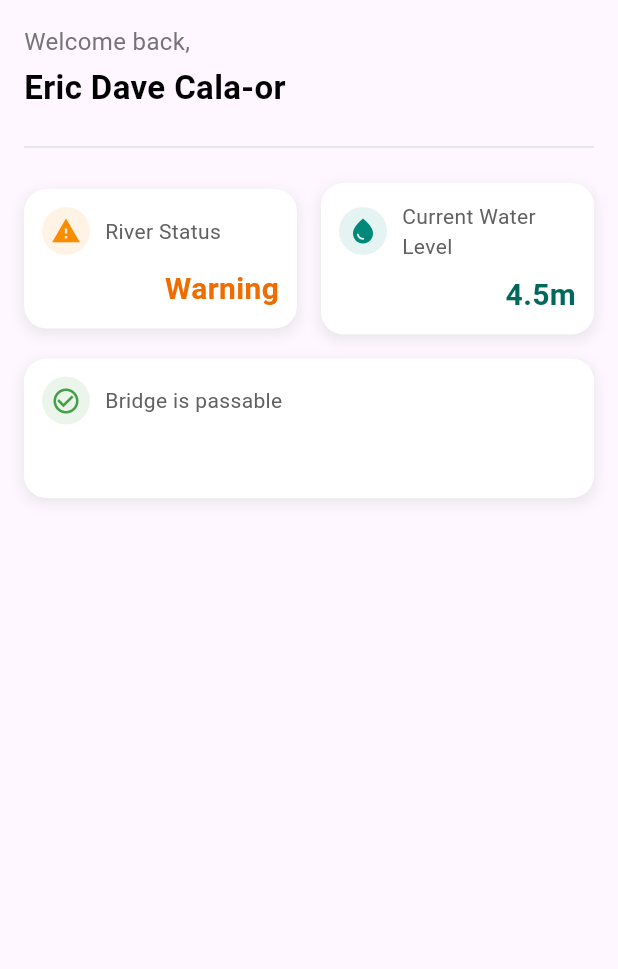
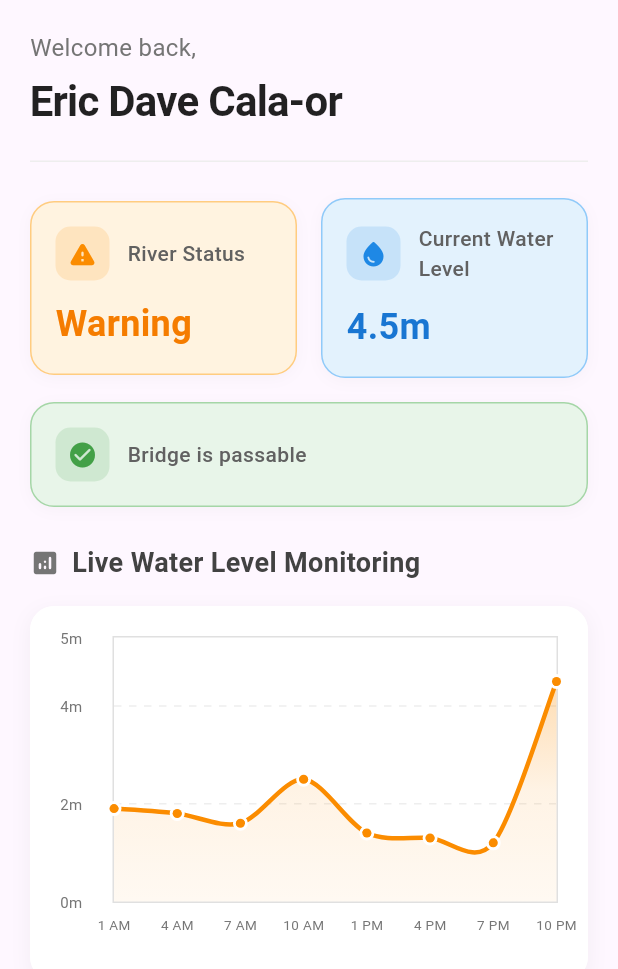
Before and after one commit to DevDotSudo/FloodMonitoringAndroidV1, a Flutter app: the HomePage widget shown alone on an empty page, opened directly, on a phone screen of 412 x 824 dp. Shown: the top 969 px of the screen. Run offline on Flutter 3.47's test engine with Material 3 defaults, Android fonts, the phone set to English and light mode, and no system bars; drawn by our look-alikes of fl_chart; our stand-ins replace cloud_firestore, firebase_auth, firebase_core, flutter_svg, google_sign_in; missing offline and left inert: bcrypt, encrypt; accounts and stored records are empty.

Commit message:
Updated Flood Monitoring July 17, 2025

```diff
--- /dev/null
+++ b/lib/model/water_level_data.dart
@@ -0,0 +1,32 @@
+class WaterLevelDataPoint {
+  final String time;
+  final double level;
+  final String status;
+
+  WaterLevelDataPoint({
+    required this.time,
+    required this.level,
+    required this.status,
+  });
+
+  static double getCurrentWaterLevel() {
+    if (dummyHourlyData.isEmpty) return 0.0;
+    return dummyHourlyData.last.level;
+  }
+
+  static String getWaterStatus() {
+    if (dummyHourlyData.isEmpty) return 'No readings.';
+    return dummyHourlyData.last.status;
+  }
+
+  static List<WaterLevelDataPoint> dummyHourlyData = [
+    WaterLevelDataPoint(time: '1 AM', level: 1.9, status: 'Normal'),
+    WaterLevelDataPoint(time: '4 AM', level: 1.8, status: 'Normal'),
+    WaterLevelDataPoint(time: '7 AM', level: 1.6, status: 'Normal'),
+    WaterLevelDataPoint(time: '10 AM', level: 2.5, status: 'Warning'),
+    WaterLevelDataPoint(time: '1 PM', level: 1.4, status: 'Normal'),
+    WaterLevelDataPoint(time: '4 PM', level: 1.3, status: 'Normal'),
+    WaterLevelDataPoint(time: '7 PM', level: 1.2, status: 'Normal'),
+    WaterLevelDataPoint(time: '10 PM', level: 4.5, status: 'Warning'),
+  ];
+}
--- a/lib/views/main_screen.dart
+++ b/lib/views/main_screen.dart
@@ -35,8 +35,8 @@ class _MainScreenState extends State<MainScreen> {
           'Flood Monitoring',
           style: TextStyle(
             color: Colors.white,
-            fontWeight: FontWeight.w700,
-            fontSize: 28,
+            fontWeight: FontWeight.w600,
+            fontSize: 22,
             ),
           ),
         backgroundColor: Color(0xFF3F51B5), // Matches the dark background
@@ -59,7 +59,7 @@ class _MainScreenState extends State<MainScreen> {
         ],
         currentIndex: _selectedIndex,
         selectedItemColor: Color(0xFF7B91FF), // A lighter blue/purple for selected, from login button
-        unselectedItemColor: Colors.white54, // Lighter gray for unselected
+        unselectedItemColor: const Color.fromARGB(255, 255, 255, 255), // Lighter gray for unselected
         onTap: _onItemTapped,
         backgroundColor:  Color(0xFF3F51B5), // Matches the dark background
         type: BottomNavigationBarType.fixed, // Ensures all items are visible
--- a/lib/views/screens/home_page.dart
+++ b/lib/views/screens/home_page.dart
@@ -1,162 +1,239 @@
+import 'package:flood_monitoring_android/model/water_level_data.dart';
+import 'package:flood_monitoring_android/views/widgets/water_level_graph.dart';
 import 'package:flutter/material.dart';
 
 class HomePage extends StatelessWidget {
-  const HomePage({super.key}); // Added const constructor
+  const HomePage({super.key});
 
   @override
   Widget build(BuildContext context) {
     return SingleChildScrollView(
-      padding: const EdgeInsets.all(16.0),
+      padding: const EdgeInsets.all(20.0),
       child: Column(
         crossAxisAlignment: CrossAxisAlignment.start,
         children: [
-          Padding(
-            padding: const EdgeInsets.only(left: 0, top: 0, bottom: 4.0), // Smaller bottom padding
-            child: Text(
-              'Welcome back,',
-              style: TextStyle(
-                fontSize: 16, // Smaller font size
-                color: Colors.grey[600],
-              ),
-            ),
-          ),
-          Padding(
-            padding: const EdgeInsets.only(left: 0, bottom: 16.0), // Smaller bottom padding
-            child: Text(
-              'Eric Dave Cala-or',
-              style: TextStyle(
-                fontSize: 22, // Smaller font size
-                fontWeight: FontWeight.bold,
-                color: Colors.black,
-              ),
-            ),
-          ),
-          Divider( // Add a divider like in the picture
-            color: Colors.grey[300],
-            thickness: 1,
-            indent: 0,
-            endIndent: 0,
-          ),
-          SizedBox(height: 16), // Spacing after the welcome section
+          // Welcome Section with better spacing
+          _buildWelcomeSection(),
 
-          // Changed from Column to Row to place the cards side-by-side
-          Row(
-            children: [
-              Expanded(
-                // River Status card
-                child: _buildDashboardCard(
-                  context,
-                  icon: Icons.warning, // Icon for River Status
-                  iconColor: Colors.orange.shade600,
-                  title: 'River Status', // Changed title
-                  value: 'Warning', // Value for River Status
-                  valueColor: Colors.orange.shade800,
-                  backgroundColor: Colors.white, // White background for cards
-                  isFullWidth: false, // Not full width when in a row
-                ),
-              ),
-              SizedBox(width: 16), // Spacing between the two cards
-              Expanded(
-                // Current Water Level card
-                child: _buildDashboardCard(
-                  context,
-                  icon: Icons.water_drop,
-                  iconColor: Colors.teal.shade600,
-                  title: 'Current Water Level',
-                  value: '4.5m',
-                  valueColor: Colors.teal.shade800,
-                  backgroundColor: Colors.white, // White background for cards
-                  isFullWidth: false, // Not full width when in a row
-                ),
-              ),
-            ],
-          ),
-          SizedBox(height: 16),
-          // Bridge is passable card remains as a full-width card below
-          _buildDashboardCard(
-            context,
-            icon: Icons.check_circle_outline,
-            iconColor: Colors.green.shade600,
-            title: 'Bridge is passable',
-            value: '', // No value for this status
-            valueColor: Colors.green.shade800,
-            backgroundColor: Colors.white, // White background for cards
-            isFullWidth: true,
-          ),
+          const SizedBox(height: 24),
+
+          // Status Cards with improved layout
+          _buildStatusCards(),
+
+          const SizedBox(height: 24),
+
+          // Water Level Chart Section
+          _buildChartSection(),
         ],
       ),
     );
   }
 
-  // Helper function to build dashboard cards, now a method of HomePage
-  Widget _buildDashboardCard(
-    BuildContext context,
-    {
+  Widget _buildWelcomeSection() {
+    return Column(
+      crossAxisAlignment: CrossAxisAlignment.start,
+      children: [
+        Text(
+          'Welcome back,',
+          style: TextStyle(
+            fontSize: 16,
+            color: Colors.grey[600],
+            fontWeight: FontWeight.w400,
+          ),
+        ),
+        const SizedBox(height: 4),
+        const Text(
+          'Eric Dave Cala-or',
+          style: TextStyle(
+            fontSize: 28,
+            fontWeight: FontWeight.bold,
+            color: Colors.black87,
+            letterSpacing: -0.5,
+          ),
+        ),
+        const SizedBox(height: 20),
+        Divider(
+          color: Colors.grey[200],
+          thickness: 1,
+          height: 1,
+        ),
+      ],
+    );
+  }
+
+  Widget _buildStatusCards() {
+    return Column(
+      children: [
+        // First row with River Status and Water Level
+        Row(
+          children: [
+            Expanded(
+              child: _buildStatusCard(
+                icon: Icons.warning_rounded,
+                iconColor: Colors.orange.shade600,
+                title: 'River Status',
+                value: 'Warning',
+                valueColor: Colors.orange.shade700,
+                backgroundColor: Colors.orange.shade50,
+                borderColor: Colors.orange.shade200,
+              ),
+            ),
+            const SizedBox(width: 16),
+            Expanded(
+              child: _buildStatusCard(
+                icon: Icons.water_drop_rounded,
+                iconColor: Colors.blue.shade600,
+                title: 'Current Water Level',
+                value: '4.5m',
+                valueColor: Colors.blue.shade700,
+                backgroundColor: Colors.blue.shade50,
+                borderColor: Colors.blue.shade200,
+              ),
+            ),
+          ],
+        ),
+
+        const SizedBox(height: 16),
+
+        // Bridge status card - full width
+        _buildStatusCard(
+          icon: Icons.check_circle_rounded,
+          iconColor: Colors.green.shade600,
+          title: 'Bridge is passable',
+          value: '',
+          valueColor: Colors.green.shade700,
+          backgroundColor: Colors.green.shade50,
+          borderColor: Colors.green.shade200,
+          isFullWidth: true,
+        ),
+      ],
+    );
+  }
+
+  Widget _buildChartSection() {
+    return Column(
+      crossAxisAlignment: CrossAxisAlignment.start,
+      children: [
+        Row(
+          children: [
+            Icon(
+              Icons.analytics_rounded,
+              size: 20,
+              color: Colors.grey[600],
+            ),
+            const SizedBox(width: 8),
+            Text(
+              'Live Water Level Monitoring',
+              style: TextStyle(
+                fontSize: 18,
+                fontWeight: FontWeight.w600,
+                color: Colors.grey[800],
+              ),
+            ),
+          ],
+        ),
+        const SizedBox(height: 16),
+        Container(
+          decoration: BoxDecoration(
+            color: Colors.white,
+            borderRadius: BorderRadius.circular(16),
+            boxShadow: [
+              BoxShadow(
+                color: Colors.grey.withOpacity(0.1),
+                spreadRadius: 1,
+                blurRadius: 10,
+                offset: const Offset(0, 4),
+              ),
+            ],
+          ),
+          child: ClipRRect(
+            borderRadius: BorderRadius.circular(16),
+            child: SizedBox(
+              height: 250,
+              child: WaterLevelGraph(
+                dataPoints: WaterLevelDataPoint.dummyHourlyData,
+              ),
+            ),
+          ),
+        ),
+      ],
+    );
+  }
+
+  Widget _buildStatusCard({
     required IconData icon,
     required Color iconColor,
     required String title,
     required String value,
     required Color valueColor,
     required Color backgroundColor,
+    required Color borderColor,
     bool isFullWidth = false,
   }) {
     return Container(
-      padding: const EdgeInsets.all(12.0), // Slightly smaller padding
+      width: isFullWidth ? double.infinity : null,
+      padding: const EdgeInsets.all(16.0),
       decoration: BoxDecoration(
         color: backgroundColor,
-        borderRadius: BorderRadius.circular(15.0),
-        boxShadow: [ // Added box shadow to match the picture
+        borderRadius: BorderRadius.circular(16.0),
+        border: Border.all(
+          color: borderColor,
+          width: 1,
+        ),
+        boxShadow: [
           BoxShadow(
-            color: Colors.grey.withOpacity(0.2),
-            spreadRadius: 1,
-            blurRadius: 7,
-            offset: Offset(0, 3), // changes position of shadow
+            color: Colors.grey.withOpacity(0.08),
+            spreadRadius: 0,
+            blurRadius: 8,
+            offset: const Offset(0, 2),
           ),
         ],
       ),
-      // If isFullWidth is true, use a SizedBox to ensure it spans the width
-      // This is particularly useful when the card is not in an Expanded widget
-      child: SizedBox(
-        width: isFullWidth ? double.infinity : null, // Take full width if specified
       child: Column(
         crossAxisAlignment: CrossAxisAlignment.start,
         children: [
           Row(
             children: [
               Container(
-                  padding: EdgeInsets.all(6), // Smaller padding for icon container
+                padding: const EdgeInsets.all(8),
                 decoration: BoxDecoration(
-                    color: iconColor.withOpacity(0.1), // Subtle background for icon
-                    shape: BoxShape.circle,
+                  color: iconColor.withOpacity(0.15),
+                  borderRadius: BorderRadius.circular(10),
                 ),
-                  child: Icon(icon, color: iconColor, size: 20), // Smaller icon size
+                child: Icon(
+                  icon,
+                  color: iconColor,
+                  size: 20,
                 ),
-                SizedBox(width: 10), // Smaller spacing
+              ),
+              const SizedBox(width: 12),
               Expanded(
                 child: Text(
                   title,
                   style: TextStyle(
-                      fontSize: 14, // Smaller font size for title
+                    fontSize: 14,
+                    fontWeight: FontWeight.w500,
                     color: Colors.grey[700],
                   ),
                 ),
               ),
             ],
           ),
-            SizedBox(height: 8), // Smaller spacing
+          if (value.isNotEmpty) ...[
+            const SizedBox(height: 12),
             Align(
-              alignment: Alignment.bottomRight,
+              alignment: Alignment.centerLeft,
               child: Text(
                 value,
                 style: TextStyle(
-                  fontSize: 20, // Smaller font size for value
+                  fontSize: 24,
                   fontWeight: FontWeight.bold,
                   color: valueColor,
                 ),
               ),
             ),
           ],
-        ),
+        ],
       ),
     );
   }
--- /dev/null
+++ b/lib/views/widgets/water_level_graph.dart
@@ -0,0 +1,203 @@
+import 'package:flood_monitoring_android/model/water_level_data.dart';
+import 'package:flutter/material.dart';
+import 'package:fl_chart/fl_chart.dart';
+
+class WaterLevelGraph extends StatelessWidget {
+  final List<WaterLevelDataPoint> dataPoints;
+
+  const WaterLevelGraph({super.key, required this.dataPoints});
+
+  @override
+  Widget build(BuildContext context) {
+    return Container(
+      padding: const EdgeInsets.all(20),
+      decoration: BoxDecoration(
+        color: Colors.white,
+        borderRadius: BorderRadius.circular(16),
+      ),
+      child: Center(
+        child: LineChart(_buildChartData(dataPoints)),
+      ),
+    );
+  }
+
+  LineChartData _buildChartData(List<WaterLevelDataPoint> data) {
+    if (data.isEmpty) {
+      return LineChartData(
+        titlesData: FlTitlesData(show: false),
+        borderData: FlBorderData(show: false),
+        lineBarsData: [],
+      );
+    }
+
+    final maxY = data.map((e) => e.level).reduce((a, b) => a > b ? a : b) * 1.2;
+    final status = WaterLevelDataPoint.getWaterStatus();
+    final lineColor = status == "Normal"
+        ? Colors.green.shade600
+        : status == "Warning"
+            ? Colors.orange.shade600
+            : Colors.red.shade600;
+
+    return LineChartData(
+      lineTouchData: LineTouchData(
+        touchTooltipData: LineTouchTooltipData(
+          tooltipPadding: const EdgeInsets.all(8),
+          getTooltipItems: (spots) => spots.map((spot) {
+            return LineTooltipItem(
+              '${data[spot.x.toInt()].time}\n',
+              const TextStyle(
+                color: Colors.white,
+                fontSize: 10,
+                fontWeight: FontWeight.w400,
+              ),
+              children: [
+                TextSpan(
+                  text: '${spot.y.toStringAsFixed(1)}m',
+                  style: const TextStyle(
+                    fontWeight: FontWeight.bold,
+                    fontSize: 12,
+                  ),
+                ),
+              ],
+            );
+          }).toList(),
+        ),
+        touchCallback: (FlTouchEvent event, LineTouchResponse? touchResponse) {
+          // Handle touch events if needed
+        },
+        handleBuiltInTouches: true,
+      ),
+
+      gridData: FlGridData(
+        show: true,
+        drawVerticalLine: false,
+        horizontalInterval: _calculateLeftInterval(maxY < 5 ? 5 : maxY),
+        getDrawingHorizontalLine: (value) => FlLine(
+          color: Colors.grey.shade200,
+          strokeWidth: 1,
+          dashArray: [5, 5],
+        ),
+      ),
+
+      titlesData: FlTitlesData(
+        rightTitles: const AxisTitles(
+          sideTitles: SideTitles(showTitles: false),
+        ),
+        topTitles: const AxisTitles(
+          sideTitles: SideTitles(showTitles: false),
+        ),
+        bottomTitles: AxisTitles(
+          sideTitles: SideTitles(
+            showTitles: true,
+            reservedSize: 32,
+            interval: _calculateBottomInterval(data.length),
+            getTitlesWidget: (value, meta) {
+              final index = value.toInt();
+              if (index < 0 || index >= data.length) {
+                return const SizedBox.shrink();
+              }
+              return Padding(
+                padding: const EdgeInsets.only(top: 8),
+                child: Text(
+                  data[index].time,
+                  style: TextStyle(
+                    fontSize: 9,
+                    color: Colors.grey[600],
+                    fontWeight: FontWeight.w400,
+                  ),
+                ),
+              );
+            },
+          ),
+        ),
+        leftTitles: AxisTitles(
+          axisNameSize: 28,
+          sideTitles: SideTitles(
+            showTitles: true,
+            reservedSize: 35,
+            interval: _calculateLeftInterval(maxY < 5 ? 5 : maxY),
+            getTitlesWidget: (value, meta) {
+              if (value < 0) return const SizedBox.shrink();
+              return Padding(
+                padding: const EdgeInsets.only(right: 8),
+                child: Text(
+                  '${value.toInt()}m',
+                  style: TextStyle(
+                    fontSize: 10,
+                    color: Colors.grey[600],
+                    fontWeight: FontWeight.w400,
+                  ),
+                ),
+              );
+            },
+          ),
+        ),
+      ),
+
+      borderData: FlBorderData(
+        show: true,
+        border: Border.all(
+          color: Colors.grey.shade300,
+          width: 1,
+        ),
+      ),
+
+      minX: 0,
+      maxX: data.length.toDouble() - 1,
+      minY: 0,
+      maxY: maxY < 5 ? 5 : maxY,
+
+      lineBarsData: [
+        LineChartBarData(
+          spots: data
+              .asMap()
+              .entries
+              .map((e) => FlSpot(e.key.toDouble(), e.value.level))
+              .toList(),
+          isCurved: true,
+          curveSmoothness: 0.3,
+          color: lineColor,
+          barWidth: 3,
+          isStrokeCapRound: true,
+          dotData: FlDotData(
+            show: true,
+            getDotPainter: (spot, percent, barData, index) {
+              return FlDotCirclePainter(
+                radius: 3,
+                color: lineColor,
+                strokeWidth: 2,
+                strokeColor: Colors.white,
+              );
+            },
+          ),
+          belowBarData: BarAreaData(
+            show: true,
+            gradient: LinearGradient(
+              begin: Alignment.topCenter,
+              end: Alignment.bottomCenter,
+              colors: [
+                lineColor.withOpacity(0.3),
+                lineColor.withOpacity(0.1),
+                lineColor.withOpacity(0.05),
+              ],
+            ),
+          ),
+        ),
+      ],
+    );
+  }
+
+  double _calculateBottomInterval(int dataLength) {
+    if (dataLength <= 8) return 1;
+    if (dataLength <= 12) return 2;
+    if (dataLength <= 24) return 3;
+    return (dataLength / 6).ceil().toDouble();
+  }
+
+  double _calculateLeftInterval(double maxY) {
+    if (maxY <= 5) return 1;
+    if (maxY <= 10) return 2;
+    if (maxY <= 20) return 5;
+    return (maxY / 5).ceil().toDouble();
+  }
+}
--- a/pubspec.yaml
+++ b/pubspec.yaml
@@ -43,6 +43,7 @@ dependencies:
   encrypt: ^5.0.3
   bcrypt: ^1.1.3
   intl: ^0.20.2
+  fl_chart: ^1.0.0
 
 dev_dependencies:
   flutter_test:
```
Also changed, not shown: pubspec.lock. Lines whose indentation alone changed are shown as unchanged.
